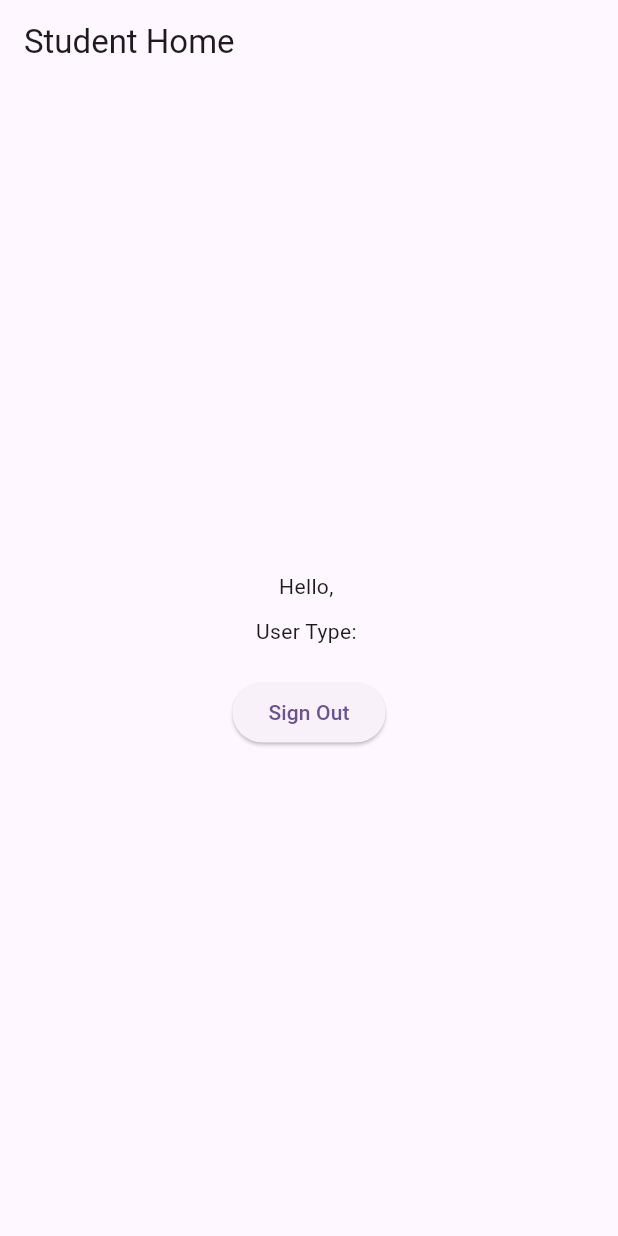
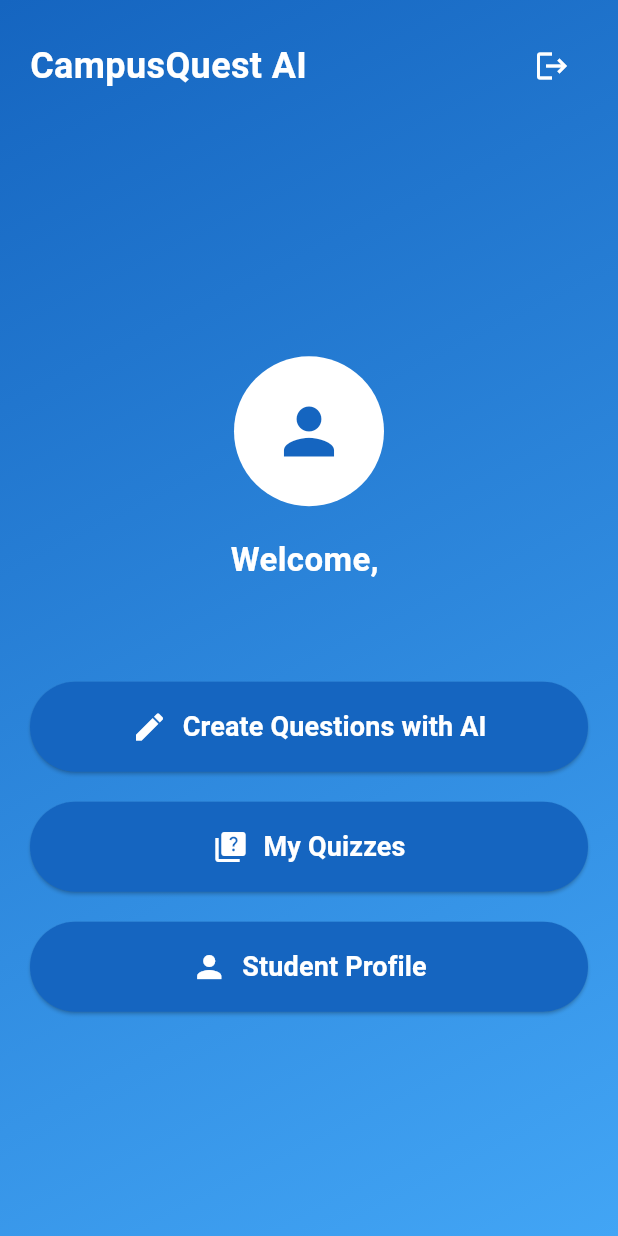
Before and after one commit to BS-PMC-2024/BS-PMC-2024-Team18, a Flutter app: the StudentHomePage screen opened directly, on a phone screen of 412 x 824 dp. Run offline on Flutter 3.47's test engine with Material 3 defaults, Android fonts, the phone set to English and light mode, and no system bars; our stand-ins replace file_picker, firebase_auth, firebase_core, firebase_database, google_sign_in; missing offline and left inert: syncfusion_flutter_pdf; accounts and stored records are empty.

Commit message:
BSPMS2418-17 in process

```diff
--- a/quiz_learn_app_ai/lib/auth/secrets.dart
+++ /dev/null
@@ -1 +0,0 @@
-var mySecretKey = 'test';
--- a/quiz_learn_app_ai/lib/lecturer_pages/question_generator.dart
+++ b/quiz_learn_app_ai/lib/lecturer_pages/question_generator.dart
@@ -2,7 +2,7 @@
 import 'dart:convert';
 import 'package:flutter/foundation.dart';
 import 'package:http/http.dart' as http;
-import '../auth/secrets.dart';
+import '../auth/realsecrets.dart';
 
 class QuestionGenerator {
   final String apiKey = mySecretKey;
--- a/quiz_learn_app_ai/lib/student_pages/student_home_page.dart
+++ b/quiz_learn_app_ai/lib/student_pages/student_home_page.dart
@@ -2,6 +2,7 @@ import 'package:flutter/material.dart';
 import 'package:firebase_auth/firebase_auth.dart';
 import 'package:firebase_database/firebase_database.dart';
 import 'package:quiz_learn_app_ai/auth_pages/auth_page.dart';
+import 'package:quiz_learn_app_ai/student_pages/student_profile_page.dart';
 
 class StudentHomePage extends StatefulWidget {
   const StudentHomePage({super.key});
@@ -45,27 +46,137 @@ class StudentHomePageState extends State<StudentHomePage> {
     }
   }
 
+  // @override
+  // Widget build(BuildContext context) {
+  //   return Scaffold(
+  //     appBar: AppBar(
+  //       title: const Text('Student Home'),
+  //     ),
+  //     body: Center(
+  //       child: Column(
+  //         mainAxisAlignment: MainAxisAlignment.center,
+  //         children: [
+  //           Text('Hello, $userEmail'),
+  //           const SizedBox(height: 10),
+  //           Text('User Type: $userType'),
+  //           const SizedBox(height: 20),
+  //            ElevatedButton(
+  //             onPressed: _signOut,
+  //             child: const Text('Sign Out'),
+  //           ),
+  //         ],
+  //       ),
+  //     ),
+  //   );
+  // }
+
   @override
   Widget build(BuildContext context) {
     return Scaffold(
-      appBar: AppBar(
-        title: const Text('Student Home'),
+      body: Container(
+        decoration: BoxDecoration(
+          gradient: LinearGradient(
+            begin: Alignment.topLeft,
+            end: Alignment.bottomRight,
+            colors: [Colors.blue[800]!, Colors.blue[400]!],
           ),
-      body: Center(
+        ),
+        child: SafeArea(
           child: Column(
-          mainAxisAlignment: MainAxisAlignment.center,
             children: [
-            Text('Hello, $userEmail'),
-            const SizedBox(height: 10),
-            Text('User Type: $userType'),
-            const SizedBox(height: 20),
-             ElevatedButton(
+              Padding(
+                padding: const EdgeInsets.all(20.0),
+                child: Row(
+                  mainAxisAlignment: MainAxisAlignment.spaceBetween,
+                  children: [
+                    const Text(
+                      'CampusQuest AI',
+                      style: TextStyle(
+                        fontSize: 24,
+                        fontWeight: FontWeight.bold,
+                        color: Colors.white,
+                      ),
+                    ),
+                    IconButton(
+                      icon: const Icon(Icons.logout, color: Colors.white),
                       onPressed: _signOut,
-              child: const Text('Sign Out'),
                     ),
                   ],
                 ),
               ),
+              Expanded(
+                child: Center(
+                  child: SingleChildScrollView(
+                    child: Padding(
+                      padding: const EdgeInsets.all(20.0),
+                      child: Column(
+                        mainAxisAlignment: MainAxisAlignment.center,
+                        children: [
+                          CircleAvatar(
+                            radius: 50,
+                            backgroundColor: Colors.white,
+                            child: Icon(Icons.person, size: 50, color: Colors.blue[800]),
+                          ),
+                          const SizedBox(height: 20),
+                          Text(
+                            'Welcome, ${userEmail ?? 'Student'}',
+                            style: const TextStyle(fontSize: 22, color: Colors.white, fontWeight: FontWeight.bold),
+                          ),
+                          Text(
+                            userType ?? '',
+                            style: const TextStyle(fontSize: 18, color: Colors.white70),
+                          ),
+                          const SizedBox(height: 40),
+                          _buildButton(
+                            icon: Icons.create,
+                            label: 'Create Questions with AI',
+                            onPressed: () => null,
+                            //Navigator.push(context, MaterialPageRoute(builder: (context) => const CreateQuestionAI())),
+                          ),
+                          const SizedBox(height: 20),
+                          _buildButton(
+                            icon: Icons.quiz,
+                            label: 'My Quizzes',
+                            onPressed: () => null,
+                            //Navigator.push(context, MaterialPageRoute(builder: (context) => const MyQuizzesPage())),
+                          ),
+                          const SizedBox(height: 20),
+                          _buildButton(
+                            icon: Icons.person,
+                            label: 'Student Profile',
+                            onPressed: () => Navigator.push(context, MaterialPageRoute(builder: (context) => const StudentProfilePage())),
+                          ),
+                        ],
+                      ),
+                    ),
+                  ),
+                ),
+              ),
+            ],
+          ),
+        ),
+      ),
+    );
+  }
+
+  Widget _buildButton({required IconData icon, required String label, required VoidCallback onPressed}) {
+    return ElevatedButton(
+      onPressed: onPressed,
+      style: ElevatedButton.styleFrom(
+        foregroundColor: Colors.white,
+        backgroundColor: Colors.blue[800],
+        padding: const EdgeInsets.symmetric(horizontal: 20, vertical: 15),
+        shape: RoundedRectangleBorder(borderRadius: BorderRadius.circular(30)),
+        minimumSize: const Size(double.infinity, 60),
+      ),
+      child: Row(
+        mainAxisAlignment: MainAxisAlignment.center,
+        children: [
+          Icon(icon, size: 24),
+          const SizedBox(width: 10),
+          Text(label, style: const TextStyle(fontSize: 18, fontWeight: FontWeight.bold)),
+        ],
+      ),
     );
   }
 }
```
Also changed, not shown: quiz_learn_app_ai/lib/student_pages/student_profile_page.dart (added, +303 -0 lines), quiz_learn_app_ai/lib/student_pages/student_available_quizes.dart (added), 1 other file. Lines whose indentation alone changed are shown as unchanged.
